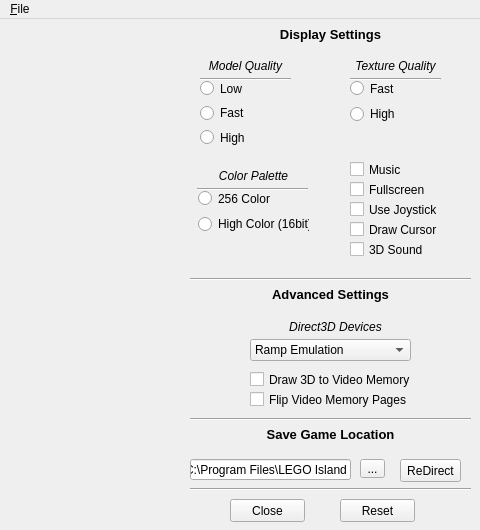
First picture: the form in src/ui/main.ui, repository le717/ICU, before the edit.
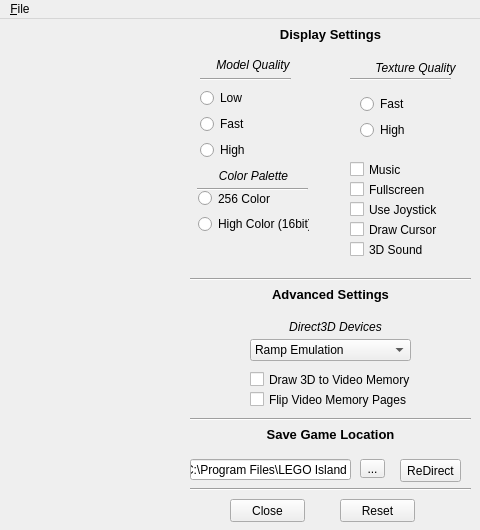
Second picture: the form after the edit. Icons and pictures are not drawn.

Patch:
```diff
--- a/src/ui/main.ui
+++ b/src/ui/main.ui
@@ -199,7 +199,7 @@
      <rect>
       <x>350</x>
       <y>50</y>
-      <width>91</width>
+      <width>101</width>
       <height>20</height>
      </rect>
     </property>
@@ -564,9 +564,9 @@
     <property name="geometry">
      <rect>
       <x>200</x>
-      <y>40</y>
-      <width>91</width>
-      <height>88</height>
+      <y>30</y>
+      <width>106</width>
+      <height>111</height>
      </rect>
     </property>
     <layout class="QGridLayout" name="gridLayout">
@@ -642,10 +642,10 @@
    <widget class="QWidget" name="layoutWidget">
     <property name="geometry">
      <rect>
-      <x>350</x>
-      <y>40</y>
-      <width>91</width>
-      <height>65</height>
+      <x>360</x>
+      <y>30</y>
+      <width>111</width>
+      <height>91</height>
      </rect>
     </property>
     <layout class="QGridLayout" name="gridLayout_2">
```
Left out of the diff: 2 changed lines with no effect on the pictures.
